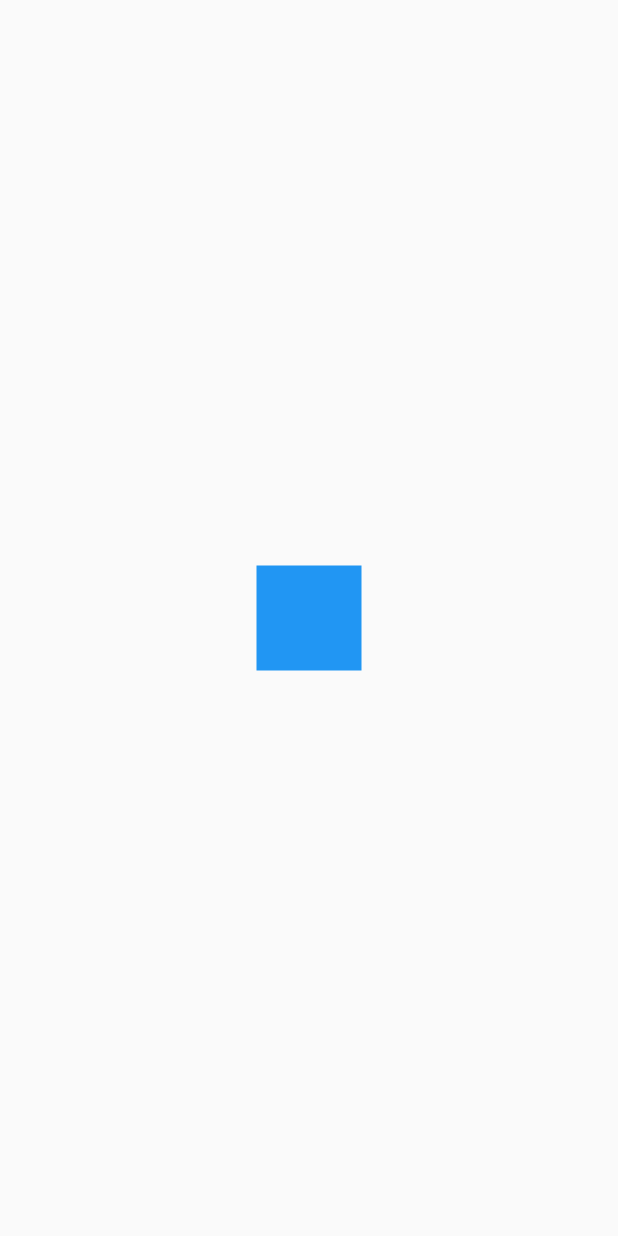
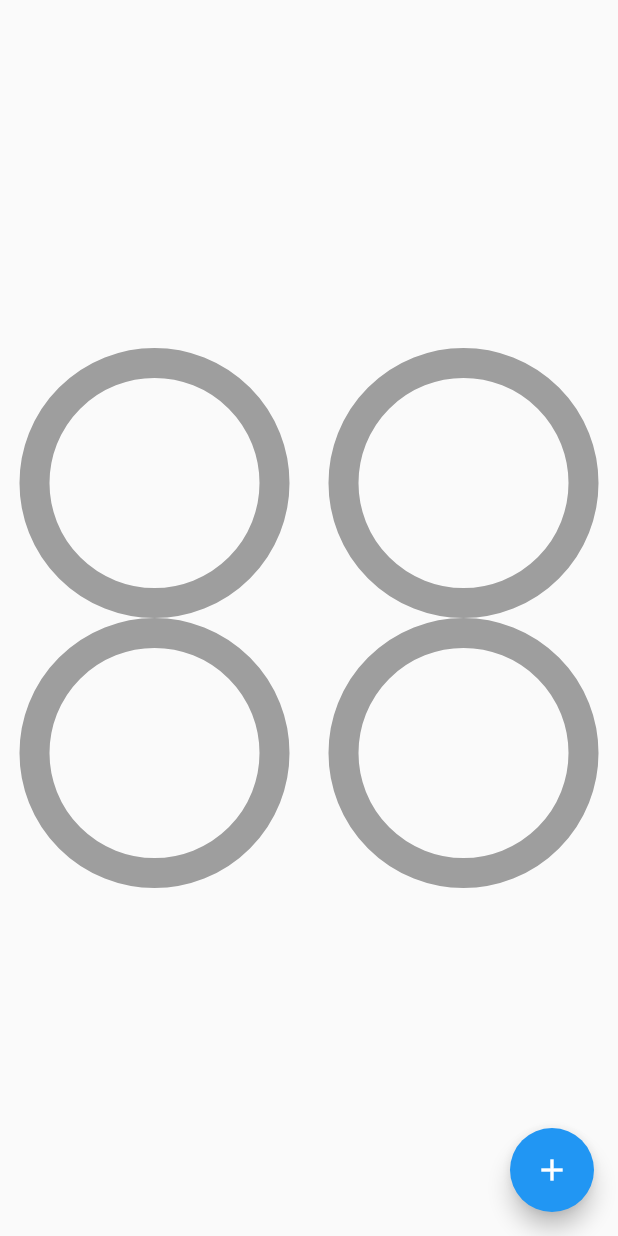
Before and after one commit to joseluisseg05/c_u_f_disenio_1, a Flutter app: the screen it shows after launch, on a phone screen of 412 x 824 dp. Run offline on Flutter 3.47's test engine with Material 2 defaults, Android fonts, the phone set to English and light mode, and no system bars.

Commit message:
Widget circular progress

```diff
--- a/lib/main.dart
+++ b/lib/main.dart
@@ -1,4 +1,6 @@
 import 'package:app_disenios_custom/src/pages/animacion_page.dart';
+import 'package:app_disenios_custom/src/labs/circular_progress_page.dart';
+import 'package:app_disenios_custom/src/pages/graficas_circular_page.dart';
 import 'package:app_disenios_custom/src/pages/home_page.dart';
 import 'package:app_disenios_custom/src/retos/cuadrado_animado_page.dart';
 import 'package:flutter/material.dart';
@@ -11,7 +13,7 @@ class MyApp extends StatelessWidget {
     return MaterialApp(
       debugShowCheckedModeBanner: false,
       title: 'Diseños 1',
-      home: CuadradoPage(),
+      home: GraficasCircularPage(),
     );
   }
 }
--- /dev/null
+++ b/lib/src/pages/graficas_circular_page.dart
@@ -0,0 +1,81 @@
+import 'package:app_disenios_custom/src/widgets/radial_progess.dart';
+import 'package:flutter/material.dart';
+
+class GraficasCircularPage extends StatefulWidget {
+  @override
+  _GraficasCircularPageState createState() => _GraficasCircularPageState();
+}
+
+class _GraficasCircularPageState extends State<GraficasCircularPage> {
+  double porcentaje = 0.0;
+
+  @override
+  Widget build(BuildContext context) {
+    return Scaffold(
+      floatingActionButton: FloatingActionButton(
+        child: Icon(Icons.add),
+        onPressed: () {
+          setState(() {
+            porcentaje += 10;
+            if (porcentaje > 100) {
+              porcentaje = 0;
+            }
+          });
+        },
+      ),
+      body: Column(
+        mainAxisAlignment: MainAxisAlignment.center,
+        children: [
+          Row(
+            mainAxisAlignment: MainAxisAlignment.spaceAround,
+            children: [
+              CustomRadialProgress(
+                porcentaje: porcentaje,
+                color: Colors.blue,
+              ),
+              CustomRadialProgress(
+                porcentaje: porcentaje,
+                color: Colors.cyan,
+              ),
+            ],
+          ),
+          Row(
+            mainAxisAlignment: MainAxisAlignment.spaceAround,
+            children: [
+              CustomRadialProgress(
+                porcentaje: porcentaje,
+                color: Colors.deepPurple,
+              ),
+              CustomRadialProgress(
+                porcentaje: porcentaje,
+                color: Colors.green,
+              ),
+            ],
+          )
+        ],
+      ),
+    );
+  }
+}
+
+class CustomRadialProgress extends StatelessWidget {
+  final double porcentaje;
+  final Color color;
+
+  CustomRadialProgress({@required this.porcentaje, @required this.color});
+
+  @override
+  Widget build(BuildContext context) {
+    return Container(
+      width: 180,
+      height: 180,
+      child: RadiaProgess(
+        porcentaje: porcentaje,
+        colorPrimario: color,
+        colorSecun: Colors.grey,
+        grosorFond: 20.0,
+        grosorRell: 15.0,
+      ),
+    );
+  }
+}
--- /dev/null
+++ b/lib/src/widgets/radial_progess.dart
@@ -0,0 +1,119 @@
+import 'dart:math';
+
+import 'package:flutter/material.dart';
+
+class RadiaProgess extends StatefulWidget {
+  final porcentaje;
+  final Color colorPrimario;
+  final Color colorSecun;
+  final double grosorFond;
+  final double grosorRell;
+
+  RadiaProgess({
+    @required this.porcentaje,
+    this.colorPrimario = Colors.red,
+    this.colorSecun = Colors.grey,
+    this.grosorFond = 4,
+    this.grosorRell = 10,
+  });
+
+  @override
+  _RadiaProgessState createState() => _RadiaProgessState();
+}
+
+class _RadiaProgessState extends State<RadiaProgess>
+    with SingleTickerProviderStateMixin {
+  AnimationController controller;
+  double porcentajeAnte;
+
+  @override
+  void initState() {
+    porcentajeAnte = widget.porcentaje;
+    controller =
+        AnimationController(vsync: this, duration: Duration(milliseconds: 200));
+
+    super.initState();
+  }
+
+  @override
+  void dispose() {
+    controller.dispose();
+    super.dispose();
+  }
+
+  @override
+  Widget build(BuildContext context) {
+    controller.forward(from: 0.0);
+
+    final diferencia = widget.porcentaje - porcentajeAnte;
+    porcentajeAnte = widget.porcentaje;
+
+    return AnimatedBuilder(
+      animation: controller,
+      //child: child,
+      builder: (BuildContext context, Widget child) {
+        return Container(
+          padding: EdgeInsets.all(10.0),
+          width: double.infinity,
+          height: double.infinity,
+          child: CustomPaint(
+            painter: _MiRadialProgress(
+              ((widget.porcentaje - diferencia) +
+                  (diferencia * controller.value)),
+              widget.colorPrimario,
+              widget.colorSecun,
+              widget.grosorFond,
+              widget.grosorRell,
+            ),
+          ),
+        );
+      },
+    );
+/*
+    */
+  }
+}
+
+class _MiRadialProgress extends CustomPainter {
+  final porcentaje;
+  final Color colorP;
+  final Color colorS;
+  final double grosorF;
+  final double grosorR;
+
+  _MiRadialProgress(
+      this.porcentaje, this.colorP, this.colorS, this.grosorF, this.grosorR);
+
+  @override
+  void paint(Canvas canvas, Size size) {
+    final paint = Paint()
+      ..strokeWidth = grosorF
+      ..color = colorS
+      ..style = PaintingStyle.stroke;
+
+    final Offset centro = Offset(size.width * 0.5, size.height / 2);
+    final double radio = min(size.width * 0.5, size.height * 0.5);
+
+    canvas.drawCircle(centro, radio, paint);
+
+    //relleno
+    final paintAr = Paint()
+      ..strokeWidth = grosorR
+      ..color = colorP
+      ..strokeCap = StrokeCap.round
+      ..style = PaintingStyle.stroke;
+
+    double arcAngle = 2 * pi * (porcentaje / 100);
+
+    canvas.drawArc(
+      Rect.fromCircle(center: centro, radius: radio),
+      -pi / 2,
+      arcAngle,
+      false,
+      paintAr,
+    );
+  }
+
+  @override
+  bool shouldRepaint(CustomPainter oldDelegate) => true;
+}
```
Also changed, not shown: lib/src/labs/circular_progress_page.dart (added, +106 -0 lines).
